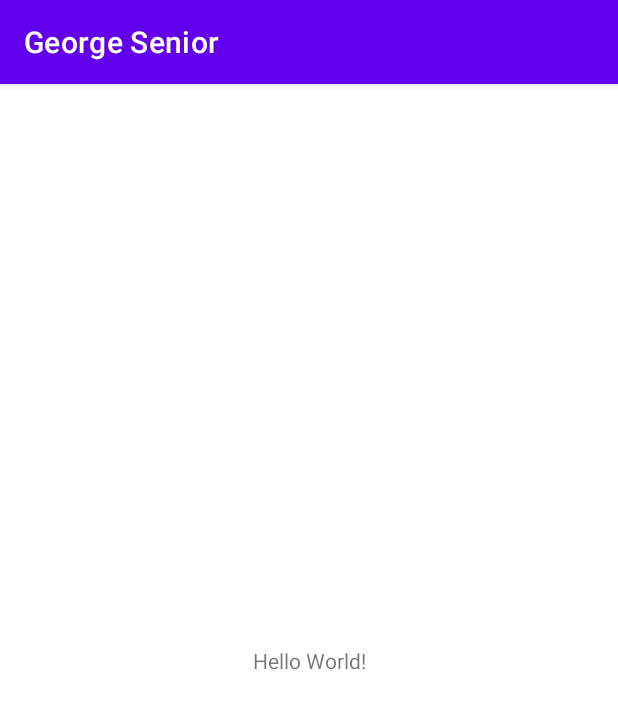
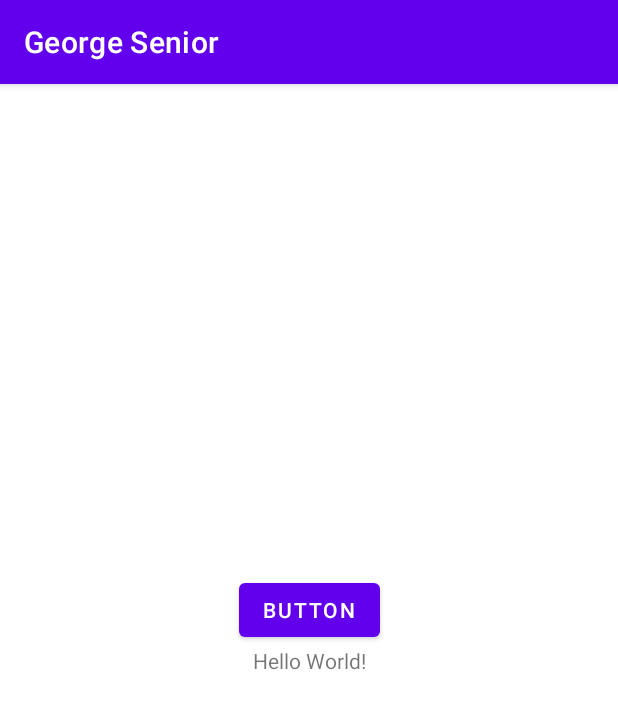
Before and after one commit to num19/georgesenior, an Android app: the screen it shows after launch (MainActivity), on a phone screen of 412 x 824 dp. Shown: the top 709 px of the screen. Run offline under Robolectric (Android 15) with nearby library versions, the phone set to English and light mode, and no system bars.

```diff
--- a/app/src/main/res/layout/activity_main.xml
+++ b/app/src/main/res/layout/activity_main.xml
@@ -2,11 +2,13 @@
 <androidx.constraintlayout.widget.ConstraintLayout xmlns:android="http://schemas.android.com/apk/res/android"
     xmlns:app="http://schemas.android.com/apk/res-auto"
     xmlns:tools="http://schemas.android.com/tools"
+    android:id="@+id/parent"
     android:layout_width="match_parent"
     android:layout_height="match_parent"
     tools:context=".MainActivity">
 
     <TextView
+        android:id="@+id/textView"
         android:layout_width="wrap_content"
         android:layout_height="wrap_content"
         android:text="Hello World!"
@@ -15,4 +17,14 @@
         app:layout_constraintRight_toRightOf="parent"
         app:layout_constraintTop_toTopOf="parent" />
 
+    <Button
+        android:id="@+id/buttonRecognize"
+        android:layout_width="wrap_content"
+        android:layout_height="wrap_content"
+        android:onClick="onClickRecognize"
+        android:text="Button"
+        app:layout_constraintBottom_toTopOf="@+id/textView"
+        app:layout_constraintEnd_toEndOf="parent"
+        app:layout_constraintStart_toStartOf="parent" />
+
 </androidx.constraintlayout.widget.ConstraintLayout>
--- a/build.gradle
+++ b/build.gradle
@@ -1,8 +1,10 @@
 // Top-level build file where you can add configuration options common to all sub-projects/modules.
+
 buildscript {
     repositories {
         google()
         mavenCentral()
+
     }
     dependencies {
         classpath "com.android.tools.build:gradle:7.0.0"
--- a/settings.gradle
+++ b/settings.gradle
@@ -4,6 +4,7 @@ dependencyResolutionManagement {
         google()
         mavenCentral()
         jcenter() // Warning: this repository is going to shut down soon
+        // maven { url "https://jitpack.io" }
     }
 }
 rootProject.name = "George Senior"
```
Also changed, not shown: app/build.gradle (+8 -1 lines), app/src/main/AndroidManifest.xml (+9 -0 lines), app/src/main/java/cz/teamnull/georgesenior/MainActivity.kt (+81 -0 lines).
